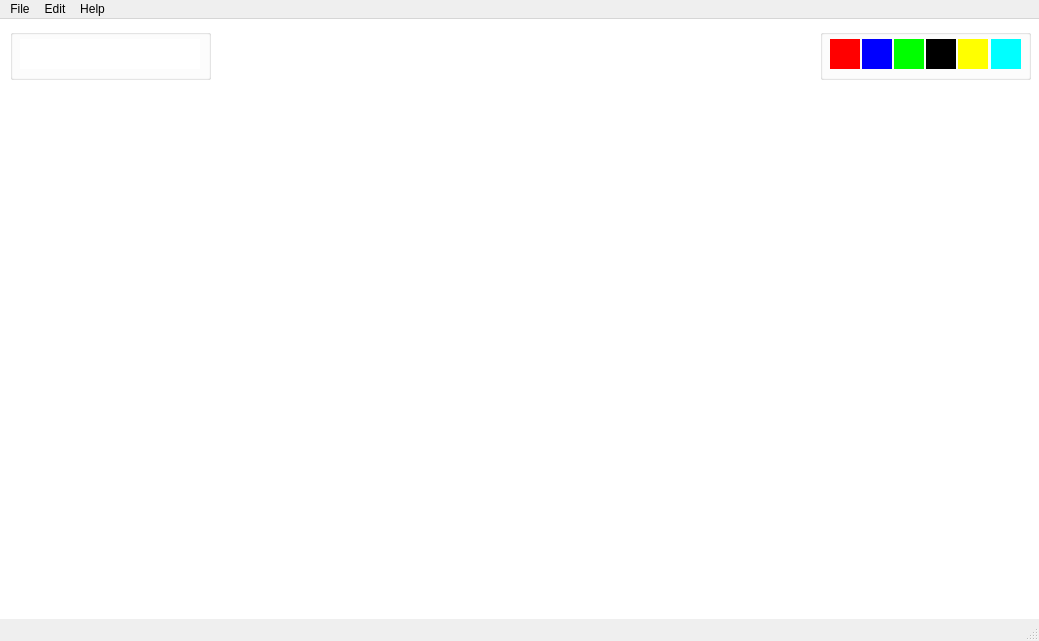
First picture: the form in mainwindow.ui, repository aniketyadav-CCTech/Sketcher_Paint_2D, before the edit.
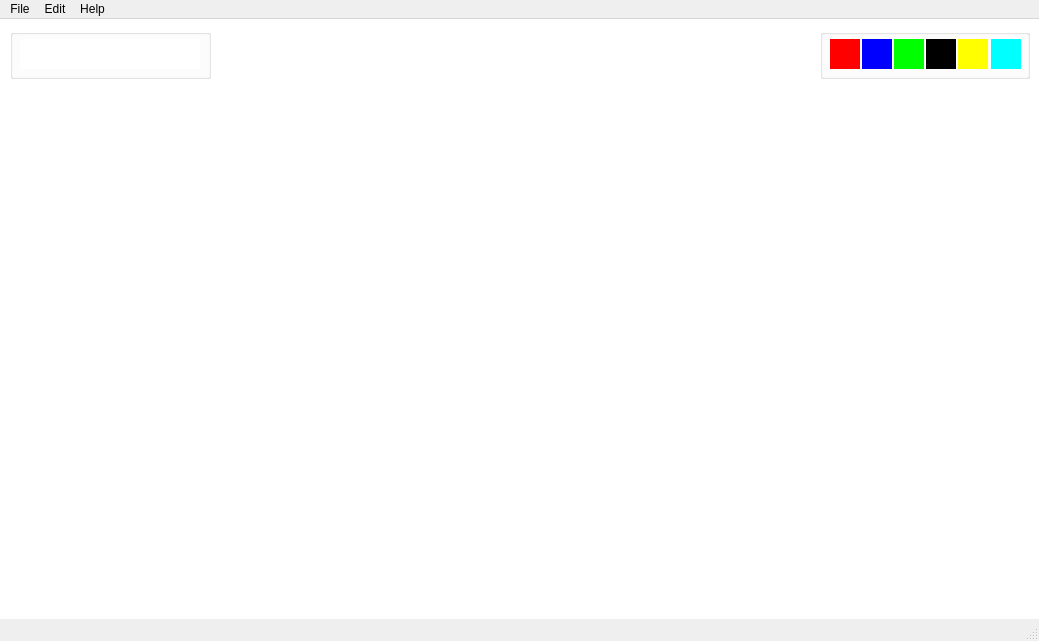
Second picture: the form after the edit. Icons and pictures are not drawn.

Patch:
```diff
--- a/mainwindow.ui
+++ b/mainwindow.ui
@@ -10,6 +10,12 @@
     <height>641</height>
    </rect>
   </property>
+  <property name="minimumSize">
+   <size>
+    <width>520</width>
+    <height>250</height>
+   </size>
+  </property>
   <property name="windowTitle">
    <string>MainWindow</string>
   </property>
@@ -26,7 +32,7 @@
       <x>10</x>
       <y>10</y>
       <width>201</width>
-      <height>51</height>
+      <height>50</height>
      </rect>
     </property>
     <property name="styleSheet">
@@ -168,8 +174,8 @@
      <rect>
       <x>820</x>
       <y>10</y>
-      <width>211</width>
-      <height>51</height>
+      <width>210</width>
+      <height>50</height>
      </rect>
     </property>
     <property name="styleSheet">
```
Left out of the diff: 31 changed lines with no effect on the pictures.
